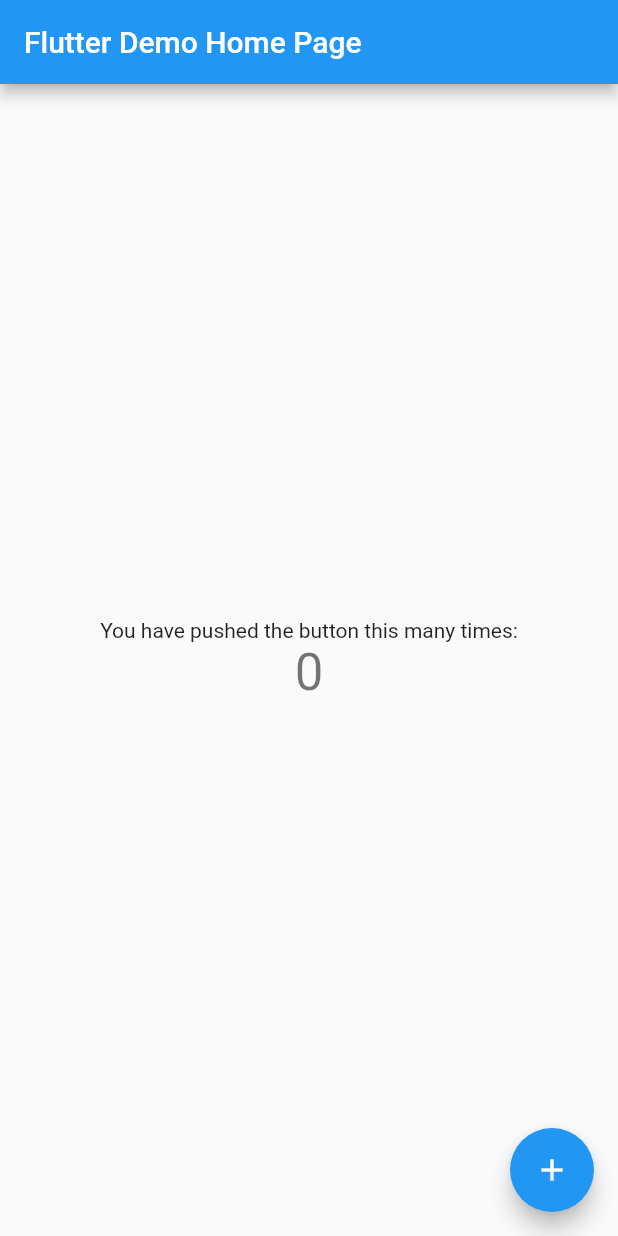
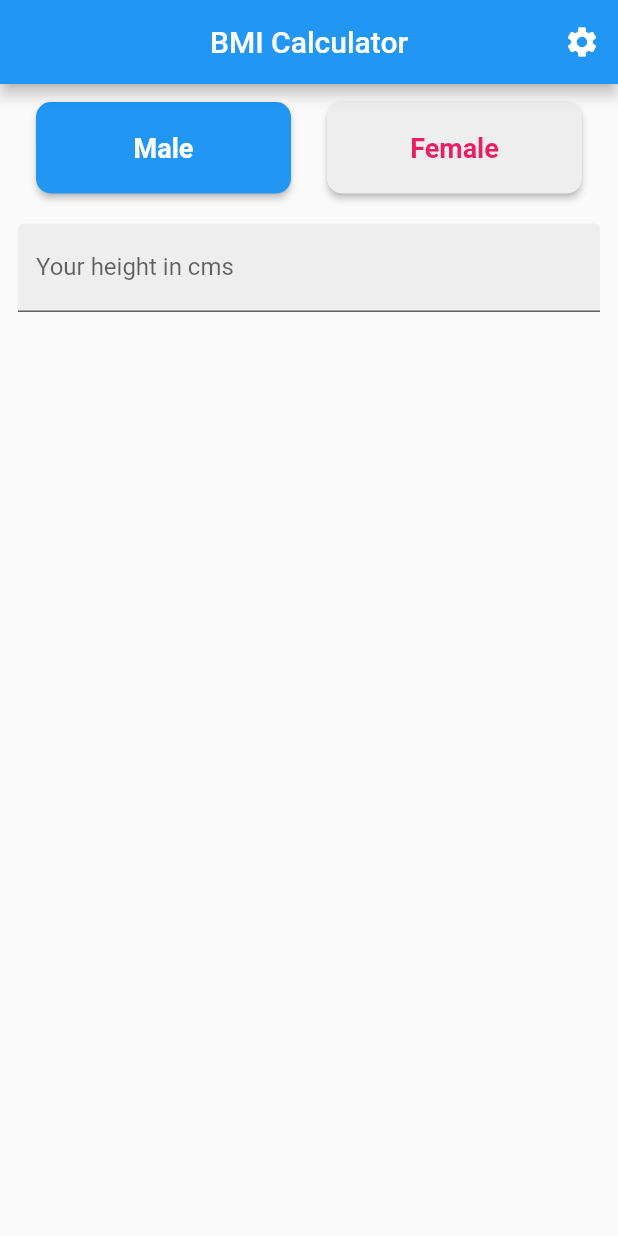
Before and after one commit to mjk22071998/bmi_calculator, a Flutter app: the screen it shows after launch, on a phone screen of 412 x 824 dp. Run offline on Flutter 3.47's test engine with Material 2 defaults, Android fonts, the phone set to English and light mode, and no system bars.

Commit message:
layout started

```diff
--- a/lib/main.dart
+++ b/lib/main.dart
@@ -1,4 +1,5 @@
 import 'package:flutter/material.dart';
+import 'package:flutter/services.dart';
 
 void main() {
   runApp(const MyApp());
@@ -11,105 +12,106 @@ class MyApp extends StatelessWidget {
   @override
   Widget build(BuildContext context) {
     return MaterialApp(
-      title: 'Flutter Demo',
+      title: 'BMI Calculator',
       theme: ThemeData(
-        // This is the theme of your application.
-        //
-        // Try running your application with "flutter run". You'll see the
-        // application has a blue toolbar. Then, without quitting the app, try
-        // changing the primarySwatch below to Colors.green and then invoke
-        // "hot reload" (press "r" in the console where you ran "flutter run",
-        // or simply save your changes to "hot reload" in a Flutter IDE).
-        // Notice that the counter didn't reset back to zero; the application
-        // is not restarted.
-        primarySwatch: Colors.blue,
+        primarySwatch: Colors.purple,
       ),
-      home: const MyHomePage(title: 'Flutter Demo Home Page'),
+      home: const BMICalculator(),
     );
   }
 }
 
-class MyHomePage extends StatefulWidget {
-  const MyHomePage({Key? key, required this.title}) : super(key: key);
-
-  // This widget is the home page of your application. It is stateful, meaning
-  // that it has a State object (defined below) that contains fields that affect
-  // how it looks.
-
-  // This class is the configuration for the state. It holds the values (in this
-  // case the title) provided by the parent (in this case the App widget) and
-  // used by the build method of the State. Fields in a Widget subclass are
-  // always marked "final".
-
-  final String title;
+class BMICalculator extends StatefulWidget {
+  const BMICalculator({Key? key}) : super(key: key);
 
   @override
-  State<MyHomePage> createState() => _MyHomePageState();
+  State<BMICalculator> createState() => _BMICalculatorState();
 }
 
-class _MyHomePageState extends State<MyHomePage> {
-  int _counter = 0;
-
-  void _incrementCounter() {
-    setState(() {
-      // This call to setState tells the Flutter framework that something has
-      // changed in this State, which causes it to rerun the build method below
-      // so that the display can reflect the updated values. If we changed
-      // _counter without calling setState(), then the build method would not be
-      // called again, and so nothing would appear to happen.
-      _counter++;
-    });
-  }
+class _BMICalculatorState extends State<BMICalculator> {
+  int currentIndex = 0;
+  Color primary = Colors.blue;
 
   @override
   Widget build(BuildContext context) {
-    // This method is rerun every time setState is called, for instance as done
-    // by the _incrementCounter method above.
-    //
-    // The Flutter framework has been optimized to make rerunning build methods
-    // fast, so that you can just rebuild anything that needs updating rather
-    // than having to individually change instances of widgets.
     return Scaffold(
       appBar: AppBar(
-        // Here we take the value from the MyHomePage object that was created by
-        // the App.build method, and use it to set our appbar title.
-        title: Text(widget.title),
+        centerTitle: true,
+        backgroundColor: primary,
+        title: const Text("BMI Calculator"),
+        actions: [
+          IconButton(
+            onPressed: () {},
+            icon: const Icon(
+              Icons.settings,
+              color: Colors.white,
             ),
-      body: Center(
-        // Center is a layout widget. It takes a single child and positions it
-        // in the middle of the parent.
+          )
+        ],
+      ),
+      body: SafeArea(
+        child: SingleChildScrollView(
+          child: Container(
+            padding: const EdgeInsets.all(12.0),
             child: Column(
-          // Column is also a layout widget. It takes a list of children and
-          // arranges them vertically. By default, it sizes itself to fit its
-          // children horizontally, and tries to be as tall as its parent.
-          //
-          // Invoke "debug painting" (press "p" in the console, choose the
-          // "Toggle Debug Paint" action from the Flutter Inspector in Android
-          // Studio, or the "Toggle Debug Paint" command in Visual Studio Code)
-          // to see the wireframe for each widget.
-          //
-          // Column has various properties to control how it sizes itself and
-          // how it positions its children. Here we use mainAxisAlignment to
-          // center the children vertically; the main axis here is the vertical
-          // axis because Columns are vertical (the cross axis would be
-          // horizontal).
-          mainAxisAlignment: MainAxisAlignment.center,
-          children: <Widget>[
-            const Text(
-              'You have pushed the button this many times:',
+              mainAxisAlignment: MainAxisAlignment.start,
+              crossAxisAlignment: CrossAxisAlignment.stretch,
+              children: [
+                Row(
+                  children: [
+                    radioButton("Male", Colors.blue, 0),
+                    radioButton("Female", Colors.pink, 1),
+                  ],
                 ),
-            Text(
-              '$_counter',
-              style: Theme.of(context).textTheme.headline4,
+                Container(
+                  margin: const EdgeInsets.only(top: 20.0),
+                  child: TextField(
+                    keyboardType: TextInputType.number,
+                    decoration: InputDecoration(
+                      labelText: "Your height in cms",
+                      filled: true,
+                      fillColor: Colors.grey[200]
+                    ),
+                  ),
                 ),
               ],
             ),
           ),
-      floatingActionButton: FloatingActionButton(
-        onPressed: _incrementCounter,
-        tooltip: 'Increment',
-        child: const Icon(Icons.add),
-      ), // This trailing comma makes auto-formatting nicer for build methods.
+        ),
+      ),
     );
   }
+
+  void changeIndex(int newIndex) {
+    setState(() {
+      currentIndex = newIndex;
+      primary = currentIndex == 0 ? Colors.blue : Colors.pink;
+    });
   }
+
+  Widget radioButton(String value, Color color, int index) {
+    return Expanded(
+        child: Container(
+      margin: const EdgeInsets.symmetric(horizontal: 12.0),
+      child: ElevatedButton(
+        onPressed: () {
+          changeIndex(index);
+        },
+        child: Padding(
+          padding: const EdgeInsets.all(20.0),
+          child: Text(
+            value,
+            style: TextStyle(
+                color: (currentIndex == index) ? Colors.white : color,
+                fontSize: 18.0,
+                fontWeight: FontWeight.bold),
+          ),
+        ),
+        style: ElevatedButton.styleFrom(
+            primary: (currentIndex == index) ? color : Colors.grey[200],
+            shape: RoundedRectangleBorder(
+                borderRadius: BorderRadius.circular(10))),
+      ),
+    ));
+  }
+}
```
Lines whose indentation alone changed are shown as unchanged.
